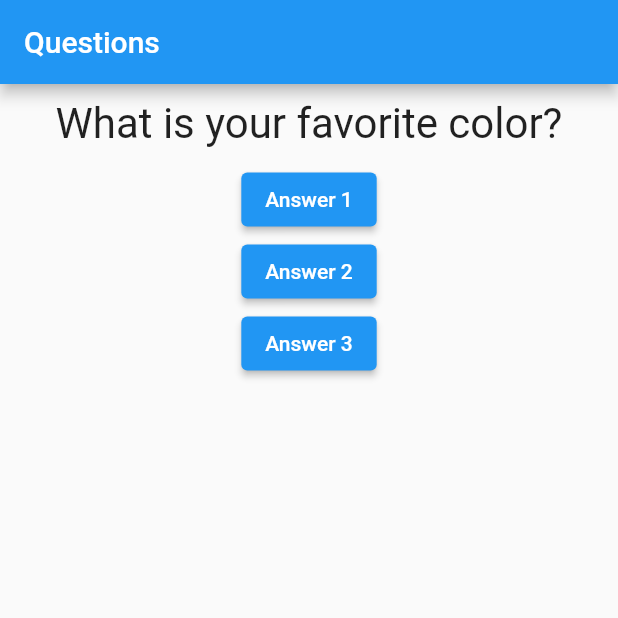
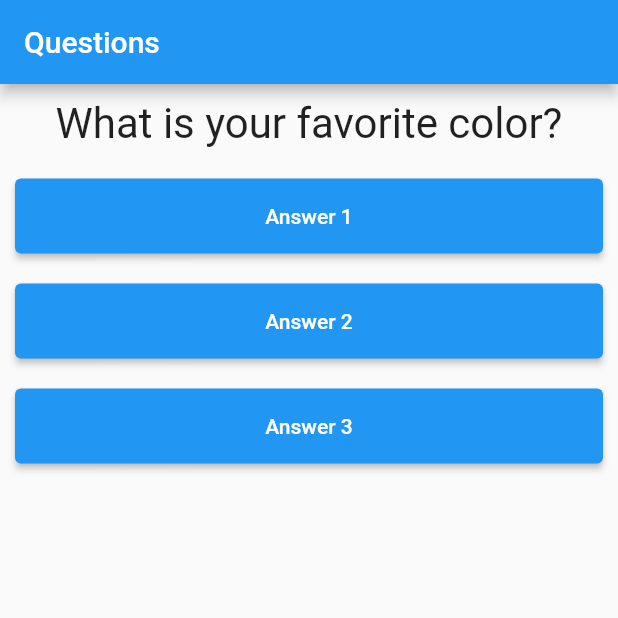
Before and after one commit to leobaiano/questions-and-answers, a Flutter app: the screen it shows after launch, on a phone screen of 412 x 824 dp, the top half of it. Run offline on Flutter 3.47's test engine with Material 2 defaults, Android fonts, the light colour scheme and no system bars.

Commit message:
feat: add widget answers

```diff
--- /dev/null
+++ b/lib/answers.dart
@@ -0,0 +1,22 @@
+import 'package:flutter/material.dart';
+
+class Answers extends StatelessWidget {
+  final String text;
+  final void Function() onSelected;
+
+  Answers({super.key, required this.text, required this.onSelected});
+
+  @override
+  Widget build(BuildContext context) {
+    return Container(
+        width: double.infinity,
+        margin: const EdgeInsets.all(10),
+        child: ElevatedButton(
+          style: ElevatedButton.styleFrom(
+            minimumSize: const Size.fromHeight(50), // NEW
+          ),
+          onPressed: onSelected,
+          child: Text(text),
+        ));
+  }
+}
--- a/lib/main.dart
+++ b/lib/main.dart
@@ -1,5 +1,6 @@
 import 'package:flutter/material.dart';
 import './questions.dart';
+import './answers.dart';
 
 void main() => runApp(const AnswersApp());
 
@@ -18,7 +19,6 @@ class _AnswersAppState extends State<AnswersApp> {
     setState(() {
       _selectedQuestion++;
     });
-    print(_selectedQuestion);
   }
 
   @override
@@ -35,19 +35,10 @@ class _AnswersAppState extends State<AnswersApp> {
         ),
         body: Column(
           children: <Widget>[
-            Questions(texto: questions[_selectedQuestion]),
-            ElevatedButton(
-              onPressed: _answer,
-              child: const Text('Answer 1'),
-            ),
-            ElevatedButton(
-              onPressed: _answer,
-              child: const Text('Answer 2'),
-            ),
-            ElevatedButton(
-              onPressed: _answer,
-              child: const Text('Answer 3'),
-            ),
+            Questions(text: questions[_selectedQuestion]),
+            Answers(text: 'Answer 1', onSelected: _answer),
+            Answers(text: 'Answer 2', onSelected: _answer),
+            Answers(text: 'Answer 3', onSelected: _answer)
           ],
         )
       ),
--- a/lib/questions.dart
+++ b/lib/questions.dart
@@ -1,9 +1,9 @@
 import 'package:flutter/material.dart';
 
 class Questions extends StatelessWidget {
-  const Questions({super.key, required this.texto});
+  const Questions({super.key, required this.text});
 
-  final String texto;
+  final String text;
 
   @override
   Widget build(BuildContext context) {
@@ -11,7 +11,7 @@ class Questions extends StatelessWidget {
       width: double.infinity,
       margin: const EdgeInsets.all(10),
       child: Text(
-        texto,
+        text,
         style: const TextStyle(fontSize: 28),
         textAlign: TextAlign.center,
       ),
```
